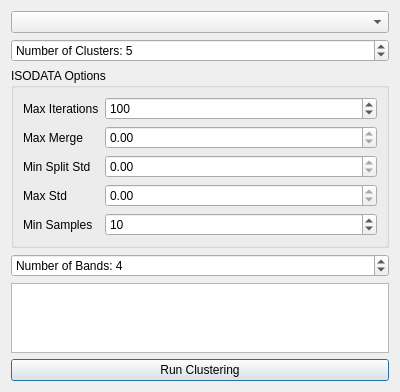
Before: the Qt Designer form classify_dialog_base.ui in Mirjan-Ali-Sha/unsupervised_classifier, drawn with Qt 5.
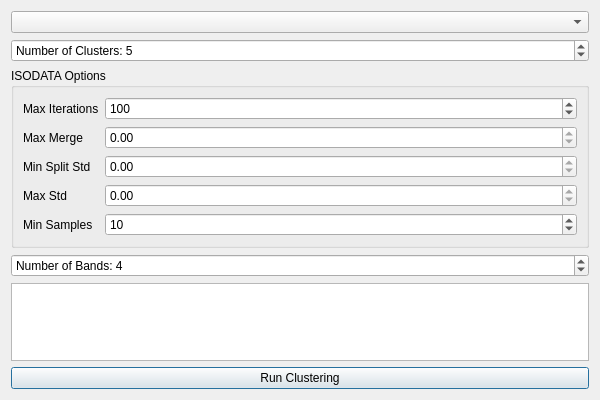
After: the same form once the commit is applied.

```diff
--- a/classify_dialog_base.ui
+++ b/classify_dialog_base.ui
@@ -6,8 +6,8 @@
    <rect>
     <x>0</x>
     <y>0</y>
-    <width>400</width>
-    <height>300</height>
+    <width>600</width>
+    <height>400</height>
    </rect>
   </property>
   <property name="windowTitle">
```
